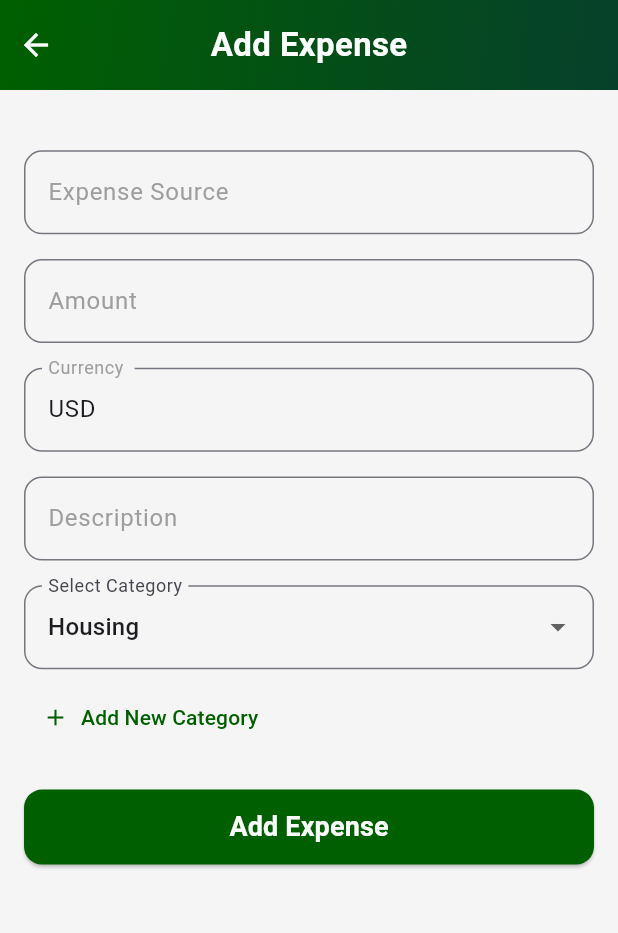
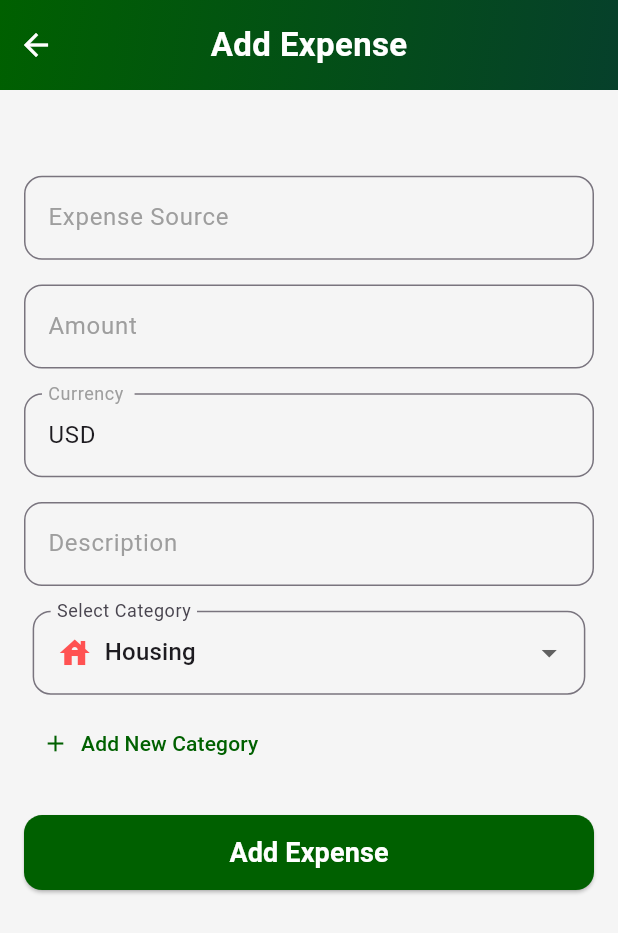
Before and after one commit to Expen-scope/exs-appp, a Flutter app: the AddExpences screen opened by its route, on a phone screen of 412 x 824 dp. Shown: the top 933 px of the screen. Run offline on Flutter 3.47's test engine with Material 3 defaults, Android fonts, the phone set to English and light mode, and no system bars; our stand-ins replace awesome_dialog, dio, fl_chart, flutter_local_notifications, flutter_secure_storage, get and 3 more; missing offline and left inert: googleapis; accounts and stored records are empty; network calls fail.

Commit message:
finish expense page's

```diff
--- a/lib/controller/ExpensesController.dart
+++ b/lib/controller/ExpensesController.dart
@@ -1,18 +1,15 @@
 import 'package:get/get.dart';
 import 'package:http/http.dart' as http;
 import 'dart:convert';
-import 'package:flutter/material.dart';
 import 'package:flutter_secure_storage/flutter_secure_storage.dart';
 import '../model/Expenses.dart';
-import '../view/AddExpense.dart'; // تأكد من المسار الصحيح
+import 'package:flutter/material.dart';
 
 class ExpencesController extends GetxController {
-  // --- State Variables ---
   var listExpenses = <Expense>[].obs;
   var expenseCategories = <String>[].obs;
   var isDataLoading = false.obs;
 
-  // --- Configuration ---
   final String baseUrl = "http://10.0.2.2:8000/api";
   final _storage = const FlutterSecureStorage();
   String? authToken;
@@ -29,36 +26,73 @@ class ExpencesController extends GetxController {
     'Entertainment',
     'Personal Care'
   ];
+  final Map<String, ExpenseCategoryInfo> expenseCategoriesData = {
+    'Housing': ExpenseCategoryInfo(
+      color: Colors.redAccent,
+      icon: Icon(Icons.house),
+    ),
+    'Utilities': ExpenseCategoryInfo(
+      color: Colors.blueAccent,
+      icon: Icon(Icons.lightbulb),
+    ),
+    'Transportation': ExpenseCategoryInfo(
+      color: Colors.green,
+      icon: Icon(Icons.directions_car),
+    ),
+    'Groceries': ExpenseCategoryInfo(
+      color: Colors.orange,
+      icon: Icon(Icons.shopping_cart),
+    ),
+    'Dining Out': ExpenseCategoryInfo(
+      color: Colors.purple,
+      icon: Icon(Icons.restaurant),
+    ),
+    'Healthcare': ExpenseCategoryInfo(
+      color: Colors.teal,
+      icon: Icon(Icons.health_and_safety),
+    ),
+    'Insurance': ExpenseCategoryInfo(
+      color: Colors.indigo,
+      icon: Icon(Icons.shield),
+    ),
+    'Debt Payments': ExpenseCategoryInfo(
+      color: Colors.brown,
+      icon: Icon(Icons.money_off),
+    ),
+    'Entertainment': ExpenseCategoryInfo(
+      color: Colors.pink,
+      icon: Icon(Icons.movie),
+    ),
+    'Personal Care': ExpenseCategoryInfo(
+      color: Colors.cyan,
+      icon: Icon(Icons.spa),
+    ),
+  };
 
-  // --- Lifecycle ---
   @override
   void onInit() {
     super.onInit();
-    // قم بتهيئة القائمة الافتراضية فوراً
     expenseCategories.assignAll(_defaultExpenseCategories);
     _loadTokenAndFetchData();
   }
 
-  // --- Data Loading ---
   Future<void> reloadDataAfterLogin() async {
-    print("[ExpensesCtrl] 🔄 Reloading data after successful login...");
+    print("[ExpensesCtrl] Reloading data after successful login...");
     await _loadTokenAndFetchData();
   }
 
   Future<void> _loadTokenAndFetchData() async {
     authToken = await _storage.read(key: 'access_token');
     if (authToken == null) {
-      print("[ExpensesCtrl] ❌ Auth token not found.");
+      print("[ExpensesCtrl] Auth token not found.");
       return;
     }
-    print("[ExpensesCtrl] ✅ Auth token loaded.");
+    print("[ExpensesCtrl]  Auth token loaded.");
     await Future.wait([
       fetchExpenses(),
       fetchCategories(),
     ]);
   }
-
-  // --- API Calls ---
 
   Future<void> fetchCategories() async {
     if (authToken == null) return;
@@ -101,7 +135,6 @@ class ExpencesController extends GetxController {
 
       if (response.statusCode == 200) {
         final responseData = json.decode(response.body);
-        // تأكد من أن الـ response يحتوي على مفتاح 'data' وهو عبارة عن List
         if (responseData is List) {
           final expenseData = responseData
               .where((e) => e['type_transaction'] == 'expense')
@@ -146,7 +179,12 @@ class ExpencesController extends GetxController {
       if (response.statusCode == 201 || response.statusCode == 200) {
         Get.snackbar('Success', 'Expense added successfully!');
         await fetchExpenses();
-        Get.back();       } else {
+        Get.snackbar('Success', 'Expense added successfully!');
+
+        Future.delayed(Duration(milliseconds: 800), () {
+          Get.offNamed('/ExpencesScreens');
+        });
+      } else {
         print(
             'Failed to add expense. Status: ${response.statusCode}, Body: ${response.body}');
         Get.snackbar(
@@ -181,3 +219,10 @@ class ExpencesController extends GetxController {
     }
   }
 }
+
+class ExpenseCategoryInfo {
+  final Color color;
+  final Icon icon;
+
+  ExpenseCategoryInfo({required this.color, required this.icon});
+}
--- a/lib/view/AddExpense.dart
+++ b/lib/view/AddExpense.dart
@@ -21,7 +21,7 @@ class _AddExpencesState extends State<AddExpences> {
   final TextEditingController descriptionController = TextEditingController();
 
   final RxnString selectedCategory = RxnString(null);
-  var  type_transaction;
+  var type_transaction;
 
   final ExpencesController controller = Get.find<ExpencesController>();
 
@@ -126,7 +126,7 @@ class _AddExpencesState extends State<AddExpences> {
         child: Column(
           crossAxisAlignment: CrossAxisAlignment.stretch,
           children: [
-            SizedBox(height: 16),
+            SizedBox(height: MediaQuery.of(context).size.height * 0.04),
             _buildTextField(
                 controller: sourceController, label: "Expense Source"),
             _buildTextField(
@@ -137,7 +137,8 @@ class _AddExpencesState extends State<AddExpences> {
             _buildTextField(
                 controller: descriptionController, label: "Description"),
             Padding(
-              padding: EdgeInsets.symmetric(vertical: hight(context) * 0.01),
+              padding: EdgeInsets.symmetric(
+                  vertical: MediaQuery.of(context).size.height * 0.01),
               child: Obx(() {
                 if (controller.expenseCategories.isEmpty) {
                   return const Center(
@@ -149,12 +150,30 @@ class _AddExpencesState extends State<AddExpences> {
                       ? selectedCategory.value
                       : controller.expenseCategories.first;
 
-                  return DropdownButtonFormField<String>(
+                  return Padding(
+                    padding: EdgeInsets.symmetric(
+                        horizontal: hight(Get.context!) * .007),
+                    child: DropdownButtonFormField<String>(
+                      dropdownColor: Color(0xFFF8FCF8),
                       value: currentSelection,
-                    items: controller.expenseCategories
-                        .map((category) => DropdownMenuItem(
-                            value: category, child: Text(category)))
-                        .toList(),
+                      items: controller.expenseCategories.map((category) {
+                        final categoryInfo =
+                            controller.expenseCategoriesData[category] ??
+                                ExpenseCategoryInfo(
+                                    color: Colors.grey,
+                                    icon: Icon(Icons.category));
+                        return DropdownMenuItem<String>(
+                          value: category,
+                          child: Row(
+                            children: [
+                              Icon(categoryInfo.icon.icon,
+                                  color: categoryInfo.color),
+                              const SizedBox(width: 8),
+                              Text(category),
+                            ],
+                          ),
+                        );
+                      }).toList(),
                       onChanged: (value) {
                         setState(() {
                           selectedCategory.value = value;
@@ -164,6 +183,7 @@ class _AddExpencesState extends State<AddExpences> {
                         labelText: "Select Category",
                         border: OutlineInputBorder(
                             borderRadius: BorderRadius.circular(12)),
+                      ),
                     ),
                   );
                 }
@@ -190,7 +210,8 @@ class _AddExpencesState extends State<AddExpences> {
                     valueController.text.isNotEmpty &&
                     currencyController.text.isNotEmpty &&
                     selectedCategory.value != null) {
-                  final String formattedDate = DateFormat('yyyy-MM-dd').format(DateTime.now());
+                  final String formattedDate =
+                      DateFormat('yyyy-MM-dd').format(DateTime.now());
 
                   final newExpense = Expense(
                     source: sourceController.text,
```
Also changed, not shown: lib/view/ExpencesScreens.dart (+18 -11 lines). Lines whose indentation alone changed are shown as unchanged.
